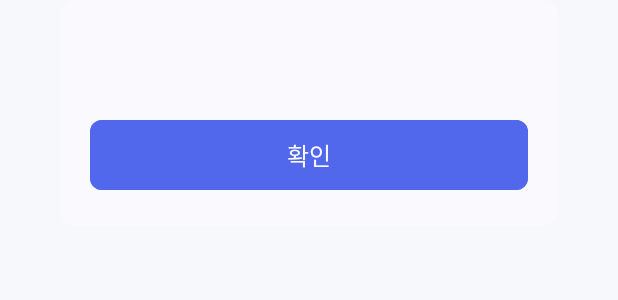
After one commit to Team-Drinkly/android-admin, an Android app: the layout dialog_basic.xml on its own in the app's theme, with its tools: preview values and no code run, on a phone screen of 412 x 824 dp. The commit adds this screen. Shown: the top 300 px of the screen. Run offline under Robolectric (Android 15) with nearby library versions, the phone set to English and light mode, and no system bars.

Commit message:
[Feat] #2  기본 dialog 구성

```diff
--- /dev/null
+++ b/app/src/main/res/drawable/background_gray1_radius10.xml
@@ -0,0 +1,6 @@
+<?xml version="1.0" encoding="utf-8"?>
+<shape xmlns:android="http://schemas.android.com/apk/res/android">
+    <solid android:color="@color/gray1"/>
+
+    <corners android:radius="10dp"/>
+</shape>
--- /dev/null
+++ b/app/src/main/res/layout/dialog_basic.xml
@@ -0,0 +1,41 @@
+<?xml version="1.0" encoding="utf-8"?>
+<androidx.constraintlayout.widget.ConstraintLayout xmlns:android="http://schemas.android.com/apk/res/android"
+    android:layout_width="match_parent"
+    android:layout_height="wrap_content"
+    xmlns:app="http://schemas.android.com/apk/res-auto">
+
+    <androidx.constraintlayout.widget.ConstraintLayout
+        android:layout_width="match_parent"
+        android:layout_height="match_parent"
+        android:layout_marginHorizontal="40dp"
+        android:background="@drawable/background_gray1_radius10"
+        android:padding="20dp"
+        app:layout_constraintBottom_toBottomOf="parent"
+        app:layout_constraintEnd_toEndOf="parent"
+        app:layout_constraintStart_toStartOf="parent"
+        app:layout_constraintTop_toTopOf="parent">
+
+        <TextView
+            android:id="@+id/textView_dialog_description"
+            style="@style/HeadLine6"
+            android:layout_width="wrap_content"
+            android:layout_height="wrap_content"
+            android:textAlignment="center"
+            app:layout_constraintEnd_toEndOf="parent"
+            app:layout_constraintStart_toStartOf="parent"
+            app:layout_constraintTop_toTopOf="parent" />
+
+        <Button
+            android:id="@+id/button_check"
+            style="@style/DialogCheckButton"
+            android:layout_width="0dp"
+            android:layout_height="wrap_content"
+            android:layout_marginTop="34dp"
+            android:text="확인"
+            app:layout_constraintBottom_toBottomOf="parent"
+            app:layout_constraintEnd_toEndOf="parent"
+            app:layout_constraintStart_toStartOf="parent"
+            app:layout_constraintTop_toBottomOf="@+id/textView_dialog_description" />
+    </androidx.constraintlayout.widget.ConstraintLayout>
+
+</androidx.constraintlayout.widget.ConstraintLayout>
--- a/app/src/main/res/values/styles.xml
+++ b/app/src/main/res/values/styles.xml
@@ -79,4 +79,21 @@
         <item name="android:backgroundTint">@drawable/background_button_next</item>
         <item name="android:paddingVertical">13dp</item>
     </style>
+
+    <!-- dialog Button -->
+    <style name="DialogCheckButton" parent="SubTitle2">
+        <item name="android:layout_height">wrap_content</item>
+        <item name="android:textColor">@color/gray1</item>
+        <item name="cornerRadius">8dp</item>
+        <item name="android:backgroundTint">@color/primary_50</item>
+        <item name="android:paddingVertical">11dp</item>
+    </style>
+
+    <style name="DialogCancelButton" parent="SubTitle2">
+        <item name="android:layout_height">wrap_content</item>
+        <item name="android:textColor">@color/gray1</item>
+        <item name="cornerRadius">8dp</item>
+        <item name="android:backgroundTint">@color/gray5</item>
+        <item name="android:paddingVertical">11dp</item>
+    </style>
 </resources>
```
Also changed, not shown: app/src/main/java/com/project/drinkly_admin/ui/DialogBasic.kt (added, +68 -0 lines).
